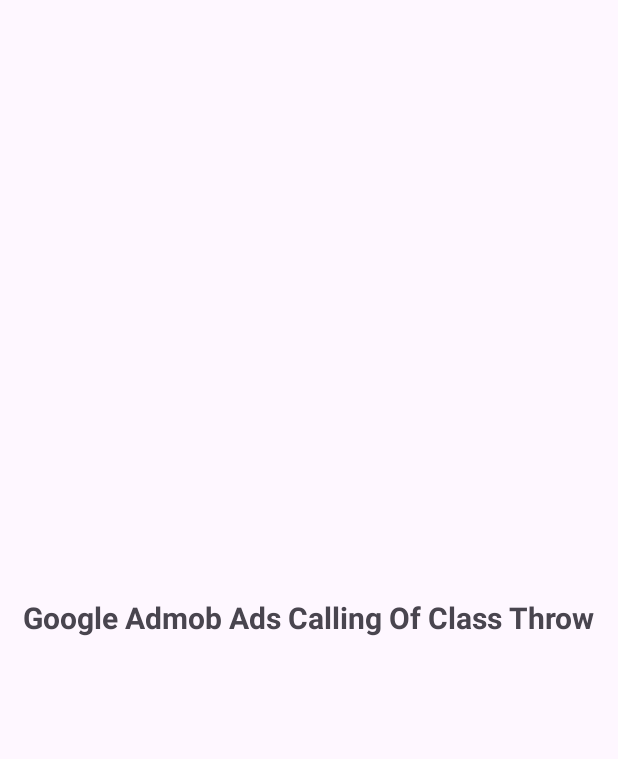
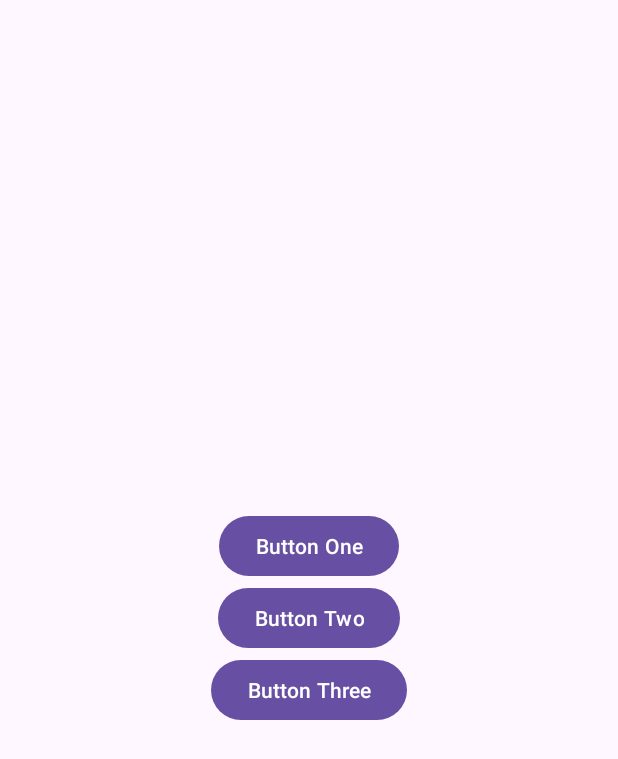
Before and after one commit to jpatel666/Google-Admob-Ads-Calling-Of-Class-Throw, an Android app: the first screen one second after launch (SplashScreenActivity before the commit, ShowInterAdsActivity after it), on a phone screen of 412 x 824 dp. Shown: the top 759 px of the screen. Run offline under Robolectric (Android 15) with nearby library versions, the phone set to English and light mode, and no system bars.

Commit message:
Google Admob Ads Calling Of Class Throw

```diff
--- a/app/build.gradle
+++ b/app/build.gradle
@@ -37,6 +37,8 @@ dependencies {
 
     //Admob Ads
     implementation 'com.google.android.gms:play-services-ads:22.6.0'
+    implementation 'com.kaopiz:kprogresshud:1.2.0'
+
 
     testImplementation 'junit:junit:4.13.2'
     androidTestImplementation 'androidx.test.ext:junit:1.1.5'
--- a/app/src/main/AndroidManifest.xml
+++ b/app/src/main/AndroidManifest.xml
@@ -15,10 +15,13 @@
         android:theme="@style/Theme.GoogleAdmobAdsCallingOfClassThrow"
         tools:targetApi="31">
         <activity
+            android:name=".SplashScreenActivity"
+            android:exported="false" />
+        <activity
             android:name=".ShowBannerAdsActivity"
             android:exported="false" />
         <activity
-            android:name=".SplashScreenActivity"
+            android:name=".ShowInterAdsActivity"
             android:exported="true">
             <intent-filter>
                 <action android:name="android.intent.action.MAIN" />
--- /dev/null
+++ b/app/src/main/java/com/iw/googleadmobadscallingofclassthrow/ShowInterAdsActivity.java
@@ -0,0 +1,59 @@
+package com.iw.googleadmobadscallingofclassthrow;
+
+import android.content.Intent;
+import android.os.Bundle;
+import android.view.View;
+import android.widget.Button;
+
+import androidx.appcompat.app.AppCompatActivity;
+
+import com.iw.googleadmobadscallingofclassthrow.AdsClass.InterAdsUtils;
+
+public class ShowInterAdsActivity extends AppCompatActivity {
+
+    Button btn1, btn2, btn3;
+
+    @Override
+    protected void onCreate(Bundle savedInstanceState) {
+        super.onCreate(savedInstanceState);
+        setContentView(R.layout.activity_show_inter_ads);
+
+        btn1 = findViewById(R.id.btn1);
+        btn2 = findViewById(R.id.btn2);
+        btn3 = findViewById(R.id.btn3);
+
+        btn1.setOnClickListener(new View.OnClickListener() {
+            @Override
+            public void onClick(View v) {
+                Intent intent = new Intent(ShowInterAdsActivity.this, ShowBannerAdsActivity.class);
+                InterAdsUtils interAdsUtils = new InterAdsUtils(ShowInterAdsActivity.this);
+                interAdsUtils.loadInter(intent,true);
+                //putExtra,Data,...etc...[Code Here]
+                //startActivity(intent);...[No]...[InterAdsUtils Class...Code Here]
+            }
+        });
+
+        btn2.setOnClickListener(new View.OnClickListener() {
+            @Override
+            public void onClick(View v) {
+                Intent intent = new Intent(ShowInterAdsActivity.this, ShowBannerAdsActivity.class);
+                InterAdsUtils interAdsUtils = new InterAdsUtils(ShowInterAdsActivity.this);
+                interAdsUtils.loadInter(intent,true);
+                //putExtra,Data,...etc...[Code Here]
+                //startActivity(intent);...[No]...[InterAdsUtils Class...Code Here]
+            }
+        });
+
+        btn3.setOnClickListener(new View.OnClickListener() {
+            @Override
+            public void onClick(View v) {
+                Intent intent = new Intent(ShowInterAdsActivity.this, ShowBannerAdsActivity.class);
+                InterAdsUtils interAdsUtils = new InterAdsUtils(ShowInterAdsActivity.this);
+                interAdsUtils.loadInter(intent,true);
+                //putExtra,Data,...etc...[Code Here]
+                //startActivity(intent);...[No]...[InterAdsUtils Class...Code Here]
+            }
+        });
+
+    }
+}
--- a/app/src/main/java/com/iw/googleadmobadscallingofclassthrow/SplashScreenActivity.java
+++ b/app/src/main/java/com/iw/googleadmobadscallingofclassthrow/SplashScreenActivity.java
@@ -5,12 +5,16 @@ import androidx.appcompat.app.AppCompatActivity;
 import android.content.Intent;
 import android.os.Bundle;
 import android.os.Handler;
+import android.view.animation.Animation;
+import android.view.animation.AnimationUtils;
+import android.widget.TextView;
 
 import com.google.android.gms.ads.MobileAds;
 import com.google.android.gms.ads.initialization.InitializationStatus;
 import com.google.android.gms.ads.initialization.OnInitializationCompleteListener;
 
 public class SplashScreenActivity extends AppCompatActivity {
+
 
     @Override
     protected void onCreate(Bundle savedInstanceState) {
--- /dev/null
+++ b/app/src/main/res/layout/activity_show_inter_ads.xml
@@ -0,0 +1,29 @@
+<?xml version="1.0" encoding="utf-8"?>
+<LinearLayout xmlns:android="http://schemas.android.com/apk/res/android"
+    xmlns:app="http://schemas.android.com/apk/res-auto"
+    xmlns:tools="http://schemas.android.com/tools"
+    android:layout_width="match_parent"
+    android:layout_height="match_parent"
+    tools:context=".ShowInterAdsActivity"
+    android:gravity="center"
+    android:orientation="vertical">
+
+    <Button
+        android:id="@+id/btn1"
+        android:layout_width="wrap_content"
+        android:layout_height="wrap_content"
+        android:text="Button One"/>
+
+    <Button
+        android:id="@+id/btn2"
+        android:layout_width="wrap_content"
+        android:layout_height="wrap_content"
+        android:text="Button Two"/>
+
+    <Button
+        android:id="@+id/btn3"
+        android:layout_width="wrap_content"
+        android:layout_height="wrap_content"
+        android:text="Button Three"/>
+
+</LinearLayout>
--- a/app/src/main/res/values/strings.xml
+++ b/app/src/main/res/values/strings.xml
@@ -2,4 +2,5 @@
     <string name="app_name">Google Admob Ads Calling Of Class Throw</string>
     <string name="app_id">ca-app-pub-3940256099942544~3347511713</string>
     <string name="banner_id">ca-app-pub-3940256099942544/6300978111</string>
+    <string name="inter_id">ca-app-pub-3940256099942544/8691691433</string>
 </resources>
--- a/gradle.properties
+++ b/gradle.properties
@@ -19,3 +19,4 @@ android.useAndroidX=true
 # resources declared in the library itself and none from the library's dependencies,
 # thereby reducing the size of the R class for that library
 android.nonTransitiveRClass=true
+android.enableJetifier=true
--- a/settings.gradle
+++ b/settings.gradle
@@ -3,6 +3,9 @@ pluginManagement {
         google()
         mavenCentral()
         gradlePluginPortal()
+        jcenter()
+        maven { url 'https://jitpack.io' }
+
     }
 }
 dependencyResolutionManagement {
@@ -10,6 +13,9 @@ dependencyResolutionManagement {
     repositories {
         google()
         mavenCentral()
+        jcenter()
+        maven { url 'https://jitpack.io' }
+
     }
 }
 
```
Also changed, not shown: app/src/main/java/com/iw/googleadmobadscallingofclassthrow/AdsClass/BannerAdsUtils.java (+8 -8 lines), app/src/main/java/com/iw/googleadmobadscallingofclassthrow/AdsClass/InterAdsUtils.java (added, +96 -0 lines), app/src/main/res/layout/activity_splashscreen.xml (+7 -2 lines).
